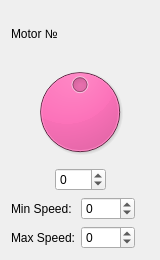
Old version of the form enginewidget.ui in the repository Dmytr0K/steppers_control_se.
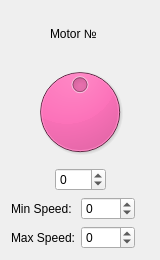
New version of the form.

What changed in the file:
```diff
--- a/enginewidget.ui
+++ b/enginewidget.ui
@@ -28,6 +28,19 @@
   <layout class="QVBoxLayout" name="verticalLayout">
    <item>
     <layout class="QHBoxLayout" name="horizontalLayout">
+     <item>
+      <spacer name="horizontalSpacer_3">
+       <property name="orientation">
+        <enum>Qt::Horizontal</enum>
+       </property>
+       <property name="sizeHint" stdset="0">
+        <size>
+         <width>40</width>
+         <height>20</height>
+        </size>
+       </property>
+      </spacer>
+     </item>
      <item>
       <widget class="QLabel" name="label">
        <property name="styleSheet">
@@ -54,6 +67,19 @@
        </property>
       </widget>
      </item>
+     <item>
+      <spacer name="horizontalSpacer_4">
+       <property name="orientation">
+        <enum>Qt::Horizontal</enum>
+       </property>
+       <property name="sizeHint" stdset="0">
+        <size>
+         <width>40</width>
+         <height>20</height>
+        </size>
+       </property>
+      </spacer>
+     </item>
     </layout>
    </item>
    <item>
```
Left out of the diff: 4 changed lines with no effect on the pictures.
